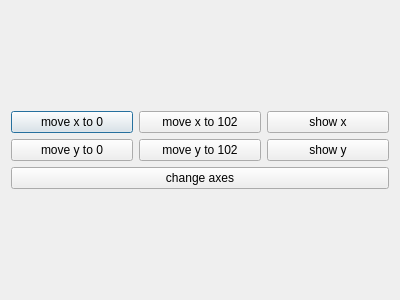
Qt form PI/findAxes.ui (gaporf/diploma-2) before a commit.
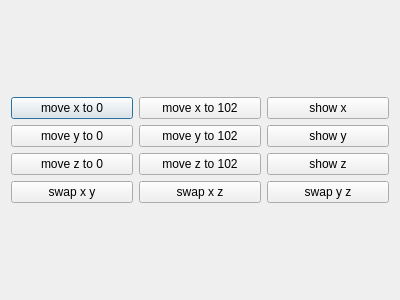
The same form after that commit.

Patch:
```diff
--- a/PI/findAxes.ui
+++ b/PI/findAxes.ui
@@ -78,11 +78,54 @@
     </layout>
    </item>
    <item>
-    <widget class="QPushButton" name="changeAxes">
-     <property name="text">
-      <string>change axes</string>
-     </property>
-    </widget>
+    <layout class="QHBoxLayout" name="horizontalLayout_3">
+     <item>
+      <widget class="QPushButton" name="moveZTo0">
+       <property name="text">
+        <string>move z to 0</string>
+       </property>
+      </widget>
+     </item>
+     <item>
+      <widget class="QPushButton" name="moveZToN">
+       <property name="text">
+        <string>move z to 102</string>
+       </property>
+      </widget>
+     </item>
+     <item>
+      <widget class="QPushButton" name="showZ">
+       <property name="text">
+        <string>show z</string>
+       </property>
+      </widget>
+     </item>
+    </layout>
+   </item>
+   <item>
+    <layout class="QHBoxLayout" name="horizontalLayout_4">
+     <item>
+      <widget class="QPushButton" name="swapXY">
+       <property name="text">
+        <string>swap x y</string>
+       </property>
+      </widget>
+     </item>
+     <item>
+      <widget class="QPushButton" name="swapXZ">
+       <property name="text">
+        <string>swap x z</string>
+       </property>
+      </widget>
+     </item>
+     <item>
+      <widget class="QPushButton" name="swapYZ">
+       <property name="text">
+        <string>swap y z</string>
+       </property>
+      </widget>
+     </item>
+    </layout>
    </item>
    <item>
     <spacer name="verticalSpacer_2">
```
